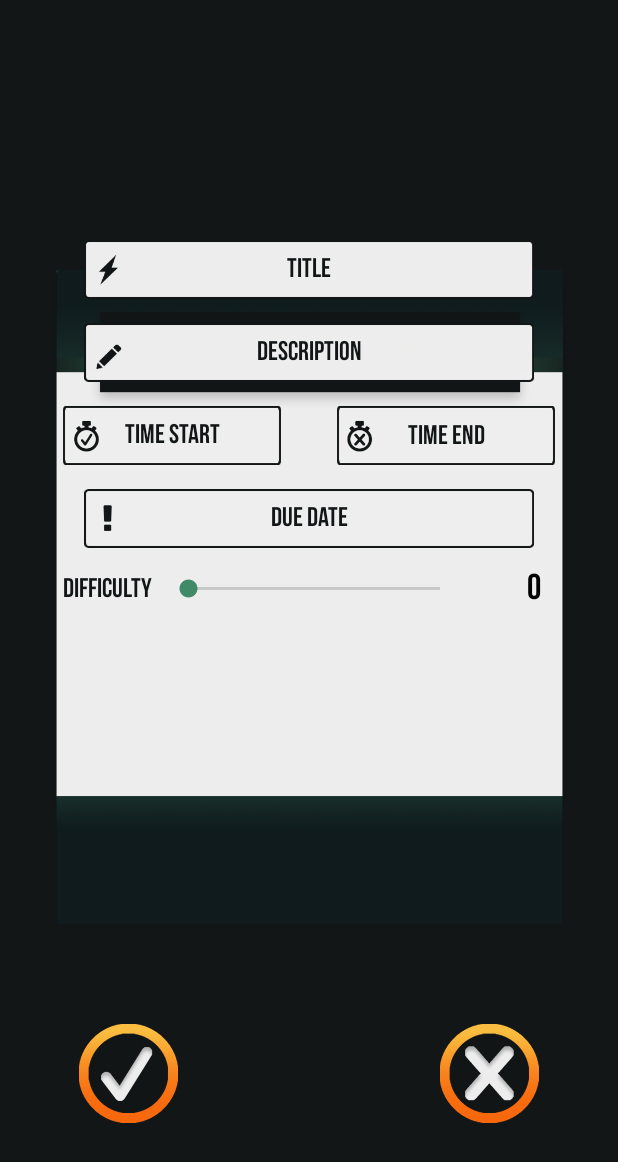
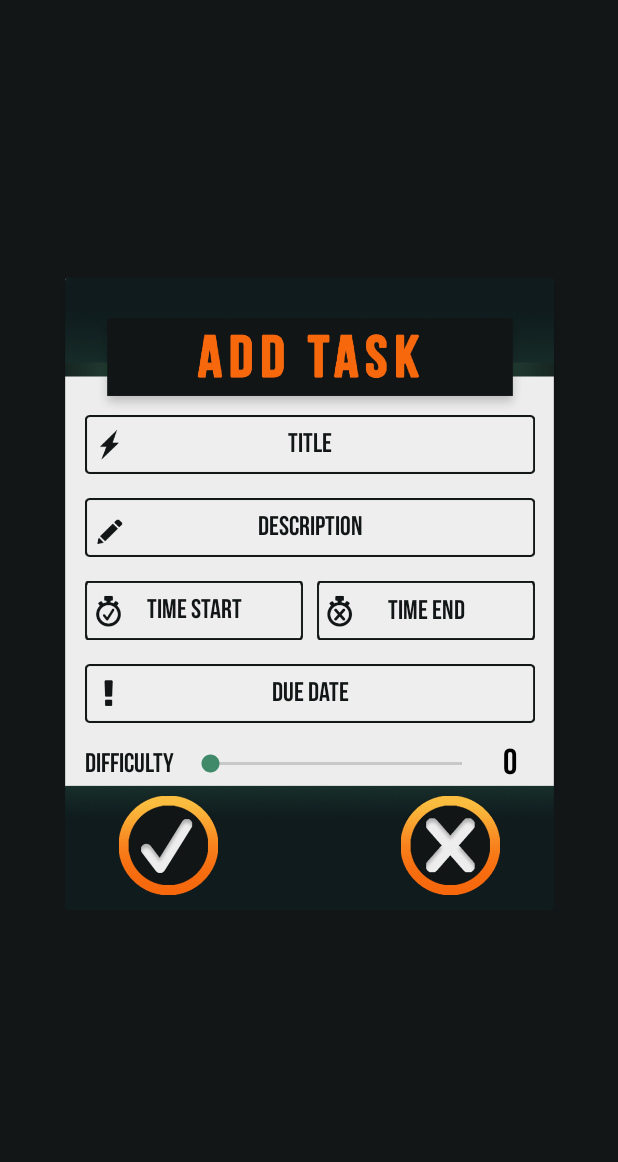
Before and after one commit to jeremysantillan/RPLIFE, an Android app: the layout activity_add_task.xml on its own in the app's theme, with its tools: preview values and no code run, on a phone screen of 412 x 824 dp. Shown: the top 1162 px of the screen. Run offline under Robolectric (Android 15) with nearby library versions, the light colour scheme and no system bars.

Commit message:
Final HomePage

```diff
--- a/app/src/main/res/layout/activity_add_task.xml
+++ b/app/src/main/res/layout/activity_add_task.xml
@@ -17,23 +17,19 @@
     tools:context="com.example.dobit.rplife.Home.AddTask">
 
     <ImageView
-        android:layout_width="367dp"
+        android:layout_width="339dp"
         app:srcCompat="@drawable/add_task_dialog_1"
         android:id="@+id/imageView6"
         android:scaleType="centerInside"
-        android:layout_marginEnd="16dp"
         app:layout_constraintRight_toRightOf="parent"
-        android:layout_marginRight="16dp"
-        android:layout_marginStart="16dp"
         app:layout_constraintLeft_toLeftOf="parent"
-        android:layout_marginLeft="16dp"
         android:layout_marginTop="16dp"
         app:layout_constraintTop_toTopOf="parent"
         app:layout_constraintBottom_toBottomOf="parent"
         android:layout_marginBottom="16dp"
-        android:layout_height="480dp"
-        android:padding="8dp"
-        app:layout_constraintVertical_bias="0.45" />
+        android:padding="0dp"
+        app:layout_constraintVertical_bias="0.45"
+        android:layout_height="435dp" />
 
     <com.example.dobit.rplife.Home.BebasEditText
         android:layout_width="300dp"
@@ -47,14 +43,10 @@
         android:gravity="center"
         android:textColor="?attr/colorPrimaryDark"
         android:textColorHint="@color/colorPrimaryDark"
-        android:layout_marginEnd="16dp"
-        app:layout_constraintRight_toRightOf="parent"
-        android:layout_marginRight="16dp"
-        android:layout_marginStart="16dp"
-        app:layout_constraintLeft_toLeftOf="parent"
-        android:layout_marginLeft="16dp"
-        app:layout_constraintTop_toTopOf="parent"
-        android:layout_marginTop="160dp" />
+        app:layout_constraintLeft_toLeftOf="@+id/imageView6"
+        app:layout_constraintRight_toRightOf="@+id/imageView6"
+        app:layout_constraintTop_toTopOf="@+id/imageView6"
+        android:layout_marginTop="100dp" />
 
     <com.example.dobit.rplife.Home.BebasEditText
         android:layout_width="300dp"
@@ -70,13 +62,9 @@
         android:layout_alignStart="@+id/etTitle"
         android:layout_marginTop="16dp"
         app:layout_constraintTop_toBottomOf="@+id/etTitle"
-        android:layout_marginEnd="16dp"
-        app:layout_constraintRight_toRightOf="parent"
-        android:layout_marginRight="16dp"
-        android:layout_marginStart="16dp"
-        app:layout_constraintLeft_toLeftOf="parent"
-        android:layout_marginLeft="16dp"
-        android:layout_height="39dp" />
+        android:layout_height="39dp"
+        app:layout_constraintLeft_toLeftOf="@+id/imageView6"
+        app:layout_constraintRight_toRightOf="@+id/imageView6" />
 
     <com.example.dobit.rplife.Home.BebasEditText
         android:inputType="time"
@@ -90,12 +78,12 @@
         android:layout_alignLeft="@+id/etDueDate"
         android:layout_alignStart="@+id/etDueDate"
         android:layout_height="39dp"
-        android:layout_marginStart="42dp"
-        app:layout_constraintLeft_toLeftOf="parent"
-        android:layout_marginLeft="42dp"
         android:layout_width="145dp"
         android:layout_marginTop="16dp"
-        app:layout_constraintTop_toBottomOf="@+id/etDesc" />
+        app:layout_constraintTop_toBottomOf="@+id/etDesc"
+        app:layout_constraintLeft_toLeftOf="@+id/imageView6"
+        android:layout_marginStart="20dp"
+        android:layout_marginLeft="20dp" />
 
     <com.example.dobit.rplife.Home.BebasEditText
         android:inputType="time"
@@ -110,12 +98,12 @@
         android:layout_alignBottom="@+id/etTimeStart"
         android:text="TIME END"
         android:layout_height="39dp"
-        android:layout_marginEnd="42dp"
-        app:layout_constraintRight_toRightOf="parent"
-        android:layout_marginRight="42dp"
         android:layout_width="145dp"
         android:layout_marginTop="16dp"
-        app:layout_constraintTop_toBottomOf="@+id/etDesc" />
+        app:layout_constraintTop_toBottomOf="@+id/etDesc"
+        app:layout_constraintRight_toRightOf="@+id/imageView6"
+        android:layout_marginEnd="19dp"
+        android:layout_marginRight="19dp" />
 
 
     <com.example.dobit.rplife.Home.BebasTextView
@@ -126,22 +114,11 @@
         android:id="@+id/tvRange"
         android:textColor="@color/colorPrimaryDark"
         android:textSize="18sp"
-        android:layout_marginStart="42dp"
-        app:layout_constraintLeft_toLeftOf="parent"
-        android:layout_marginLeft="42dp"
         android:layout_marginTop="16dp"
-        app:layout_constraintTop_toBottomOf="@+id/etDueDate" />
-
-    <SeekBar
-        android:layout_width="200dp"
-        android:layout_height="22dp"
-        android:layout_below="@id/tvRange"
-        android:id="@+id/seeker"
-        android:layout_marginStart="8dp"
-        app:layout_constraintLeft_toRightOf="@+id/tvRange"
-        android:layout_marginLeft="8dp"
-        android:layout_marginTop="16dp"
-        app:layout_constraintTop_toBottomOf="@+id/etDueDate" />
+        app:layout_constraintTop_toBottomOf="@+id/etDueDate"
+        app:layout_constraintLeft_toLeftOf="@+id/imageView6"
+        android:layout_marginStart="20dp"
+        android:layout_marginLeft="20dp" />
 
     <com.example.dobit.rplife.Home.BebasEditText
         android:layout_width="300dp"
@@ -155,26 +132,33 @@
         android:textColorHint="@color/colorPrimaryDark"
         android:layout_alignLeft="@+id/etDesc"
         android:layout_alignStart="@+id/etDesc"
-        android:layout_marginStart="16dp"
-        app:layout_constraintLeft_toLeftOf="parent"
-        android:layout_marginLeft="16dp"
-        android:layout_marginEnd="16dp"
-        app:layout_constraintRight_toRightOf="parent"
-        android:layout_marginRight="16dp"
         android:layout_height="39dp"
         android:layout_marginTop="16dp"
-        app:layout_constraintTop_toBottomOf="@+id/etTimeEnd" />
+        app:layout_constraintTop_toBottomOf="@+id/etTimeEnd"
+        app:layout_constraintLeft_toLeftOf="@+id/imageView6"
+        app:layout_constraintRight_toRightOf="@+id/imageView6" />
+
+    <SeekBar
+        android:layout_width="200dp"
+        android:layout_height="22dp"
+        android:layout_below="@id/tvRange"
+        android:id="@+id/seeker"
+        android:layout_marginStart="8dp"
+        app:layout_constraintLeft_toRightOf="@+id/tvRange"
+        android:layout_marginLeft="8dp"
+        android:layout_marginTop="16dp"
+        app:layout_constraintTop_toBottomOf="@+id/etDueDate" />
 
     <ImageView
         android:layout_width="71dp"
         android:layout_height="66dp"
         app:srcCompat="@drawable/add_task_cancelbtn"
         android:id="@+id/ivCancel"
-        android:layout_marginEnd="50dp"
-        app:layout_constraintRight_toRightOf="parent"
-        android:layout_marginRight="50dp"
-        app:layout_constraintBottom_toBottomOf="parent"
-        android:layout_marginBottom="75dp" />
+        app:layout_constraintRight_toRightOf="@+id/imageView6"
+        app:layout_constraintBottom_toBottomOf="@+id/imageView6"
+        android:layout_marginEnd="40dp"
+        android:layout_marginRight="40dp"
+        android:layout_marginBottom="15dp" />
 
     <ImageView
         app:srcCompat="@drawable/add_task_checkbtn"
@@ -182,11 +166,11 @@
         android:layout_width="71dp"
         android:layout_height="66dp"
         android:clickable="true"
-        app:layout_constraintBottom_toBottomOf="parent"
-        android:layout_marginBottom="75dp"
-        android:layout_marginStart="50dp"
-        app:layout_constraintLeft_toLeftOf="parent"
-        android:layout_marginLeft="50dp" />
+        app:layout_constraintLeft_toLeftOf="@+id/imageView6"
+        app:layout_constraintBottom_toBottomOf="@+id/imageView6"
+        android:layout_marginBottom="15dp"
+        android:layout_marginStart="40dp"
+        android:layout_marginLeft="40dp" />
 
     <com.example.dobit.rplife.Home.BebasTextView
         android:layout_width="32dp"
@@ -196,11 +180,11 @@
         android:textColor="#000000"
         android:textSize="24sp"
         android:textAlignment="center"
-        android:layout_marginEnd="40dp"
-        app:layout_constraintRight_toRightOf="parent"
-        android:layout_marginRight="40dp"
         android:layout_marginTop="12dp"
-        app:layout_constraintTop_toBottomOf="@+id/etDueDate" />
+        app:layout_constraintTop_toBottomOf="@+id/etDueDate"
+        app:layout_constraintRight_toRightOf="@+id/imageView6"
+        android:layout_marginEnd="20dp"
+        android:layout_marginRight="20dp" />
 
 
 </android.support.constraint.ConstraintLayout>
--- a/gradle.properties
+++ b/gradle.properties
@@ -9,7 +9,11 @@
 
 # Specifies the JVM arguments used for the daemon process.
 # The setting is particularly useful for tweaking memory settings.
-org.gradle.jvmargs=-Xmx1536m
+#org.gradle.jvmargs=-Xmx1536m
+
+org.gradle.parallel=true
+org.gradle.daemon=true
+org.gradle.jvmargs=-Xms256m -Xmx1024m
 
 # When configured, Gradle will run in incubating parallel mode.
 # This option should only be used with decoupled projects. More details, visit
```
Also changed, not shown: app/src/main/res/layout/activity_main2.xml (+45 -32 lines).
